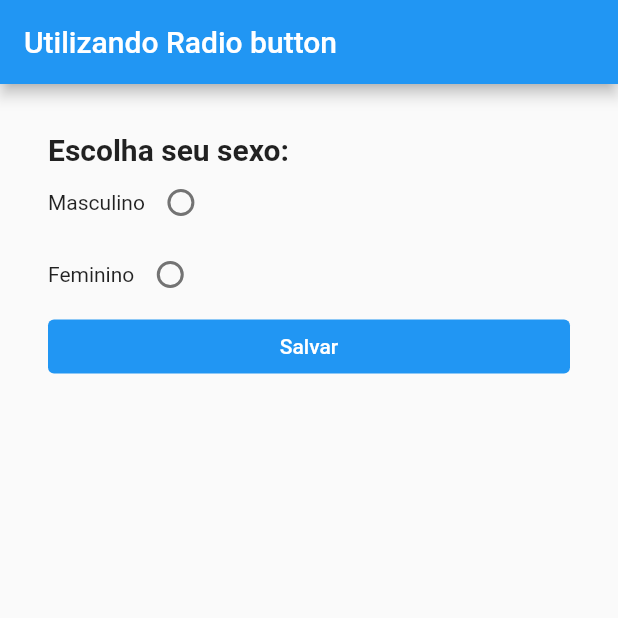
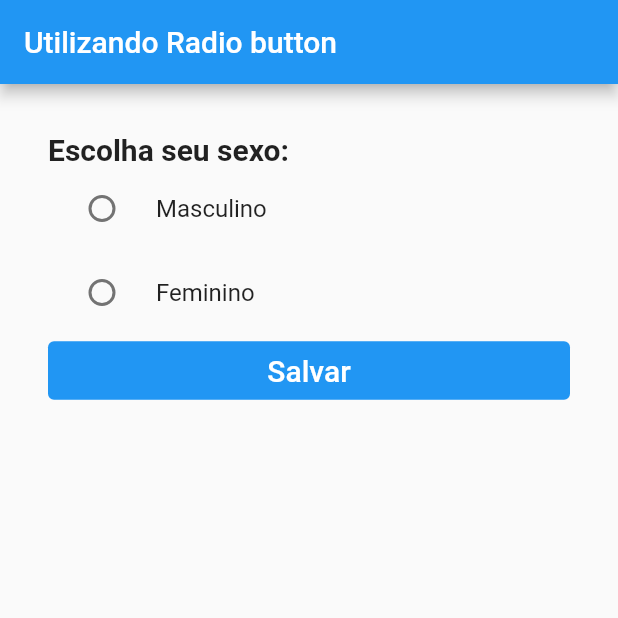
Before and after one commit to marcos-inja/apps-flutter, a Flutter app: the screen it shows after launch, on a phone screen of 412 x 824 dp, the top half of it. Run offline on Flutter 3.47's test engine with Material 2 defaults, Android fonts, the phone set to English and light mode, and no system bars.

Commit message:
feat: trabalhando com radiolisttile

```diff
--- a/atm_consultoria/lib/Radio.dart
+++ b/atm_consultoria/lib/Radio.dart
@@ -1,3 +1,4 @@
+
 import 'package:flutter/material.dart';
 
 class RadioText extends StatefulWidget {
@@ -21,10 +22,8 @@ class _RadioTextState extends State<RadioText> {
           crossAxisAlignment: CrossAxisAlignment.stretch,
           children: <Widget>[
             Text("Escolha seu sexo:", style: TextStyle(fontSize: 20, fontWeight: FontWeight.bold),),
-            Row(
-              children: [
-                Text("Masculino"),
-                Radio(
+            RadioListTile(
+              title: Text("Masculino"),
               value: "m",
               groupValue: _escolhaUsuario,
               onChanged: (var escolha) {
@@ -33,12 +32,8 @@ class _RadioTextState extends State<RadioText> {
                 });
               },
             ),
-              ],
-            ),
-            Row(
-              children: [
-                Text("Feminino"),
-                Radio(
+            RadioListTile(
+              title: Text("Feminino"),
               value: "f",
               groupValue: _escolhaUsuario,
               onChanged: (var escolha) {
@@ -47,8 +42,34 @@ class _RadioTextState extends State<RadioText> {
                 });
               },
             ),
-              ],
-            ),
+            // Row(
+            //   children: [
+            //     Text("Masculino"),
+            //     Radio(
+            //       value: "m",
+            //       groupValue: _escolhaUsuario,
+            //       onChanged: (var escolha) {
+            //         setState(() {
+            //           _escolhaUsuario = escolha;
+            //         });
+            //       },
+            //     ),
+            //   ],
+            // ),
+            // Row(
+            //   children: [
+            //     Text("Feminino"),
+            //     Radio(
+            //       value: "f",
+            //       groupValue: _escolhaUsuario,
+            //       onChanged: (var escolha) {
+            //         setState(() {
+            //           _escolhaUsuario = escolha;
+            //         });
+            //       },
+            //     ),
+            //   ],
+            // ),
             TextButton(
               style: TextButton.styleFrom(
                 backgroundColor: Colors.blue,
@@ -60,6 +81,7 @@ class _RadioTextState extends State<RadioText> {
                 "Salvar",
                 style: TextStyle(
                   color: Colors.white,
+                  fontSize: 20,
                 ),
               ),
             ),
```
Lines whose indentation alone changed are shown as unchanged.
